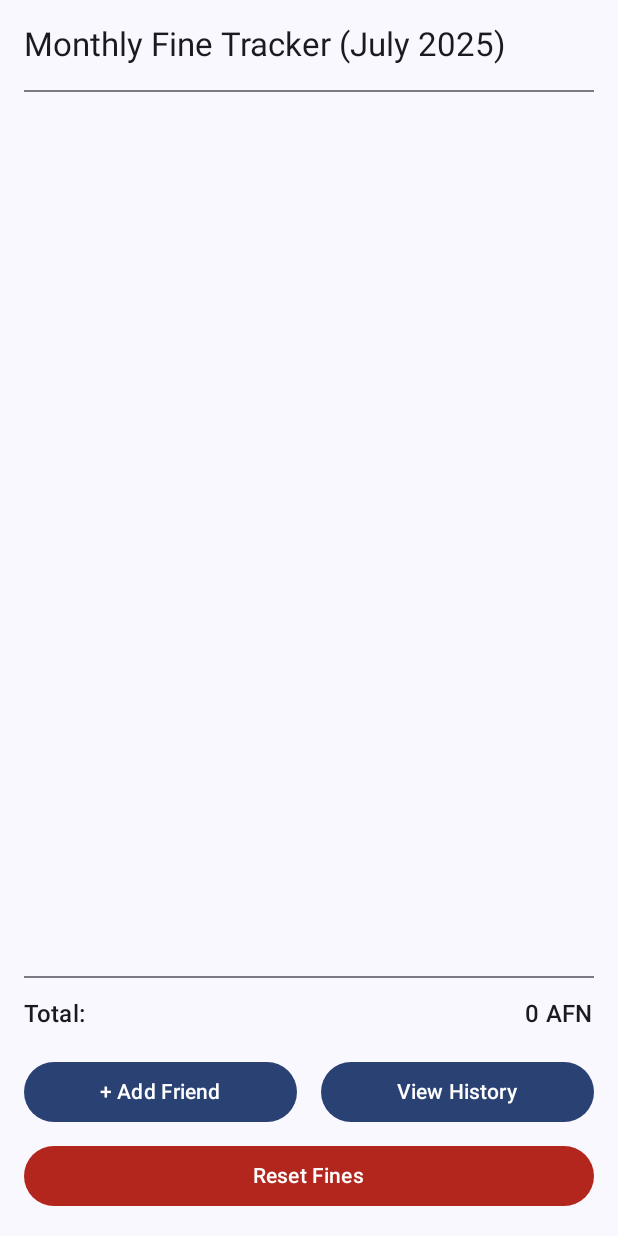
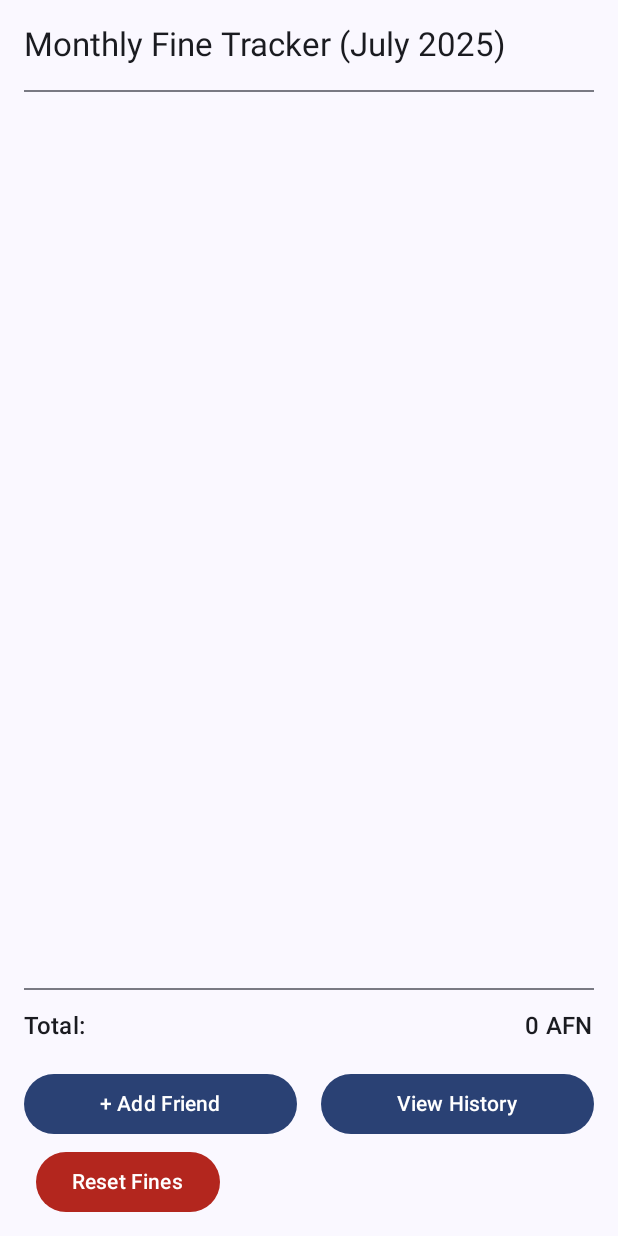
Before and after one commit to bytecraft313/FinedOut, an Android app built with Jetpack Compose: the screen it shows after launch (MainActivity), on a phone screen of 412 x 824 dp. Run offline under Robolectric (Android 15) with nearby library versions, the phone set to English and light mode, and no system bars.

Commit message:
reduce the reset fines button size

```diff
--- a/app/src/main/java/com/example/finedout/MainActivity.kt
+++ b/app/src/main/java/com/example/finedout/MainActivity.kt
@@ -25,6 +25,7 @@ import androidx.compose.material3.MaterialTheme
 import androidx.compose.material3.OutlinedTextField
 import androidx.compose.material3.Surface
 import androidx.compose.material3.Text
+import androidx.compose.material3.TextButton
 import androidx.compose.runtime.Composable
 import androidx.compose.runtime.LaunchedEffect
 import androidx.compose.runtime.getValue
@@ -234,10 +235,13 @@ fun FineTrackerApp(context: Context = LocalContext.current) {
                 onClick = {
                     peopleList = peopleList.map { it.copy(fine = 0) }
                 },
-                modifier = Modifier.fillMaxWidth(),
                 colors = ButtonDefaults.buttonColors(
-                    containerColor = MaterialTheme.colorScheme.error
-                )
+                    containerColor = MaterialTheme.colorScheme.error,
+                    contentColor = MaterialTheme.colorScheme.onError
+                ),
+                modifier = Modifier
+                    .height(40.dp)
+                    .padding(start = 8.dp)
             ) {
                 Text("Reset Fines")
             }
```
